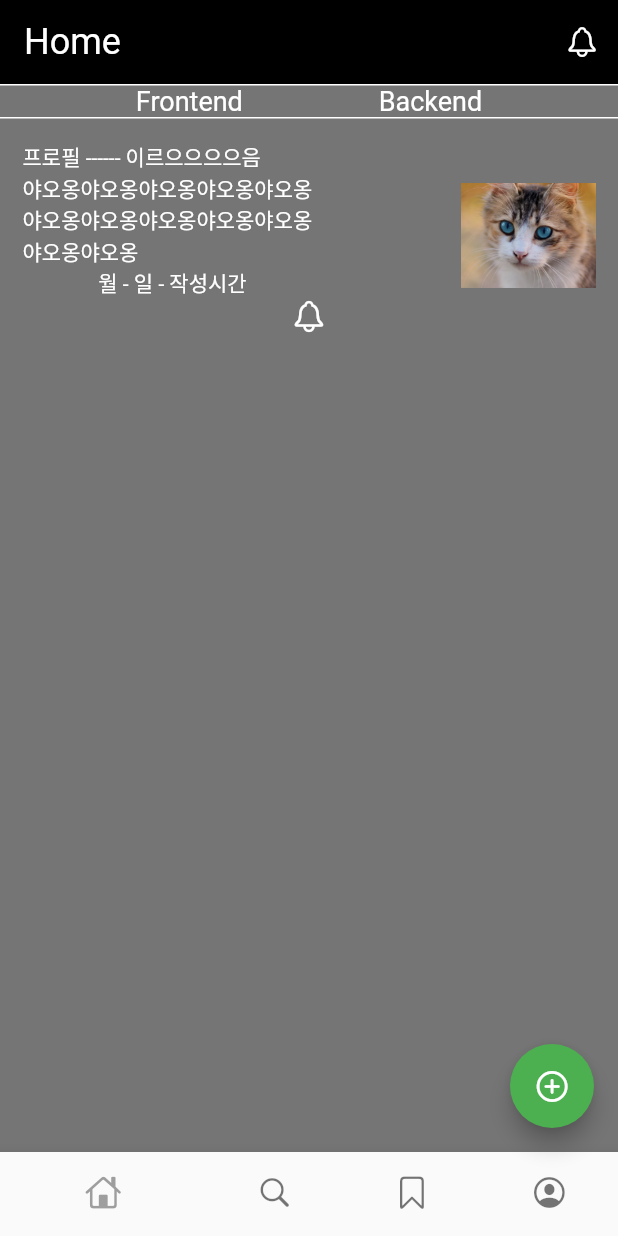
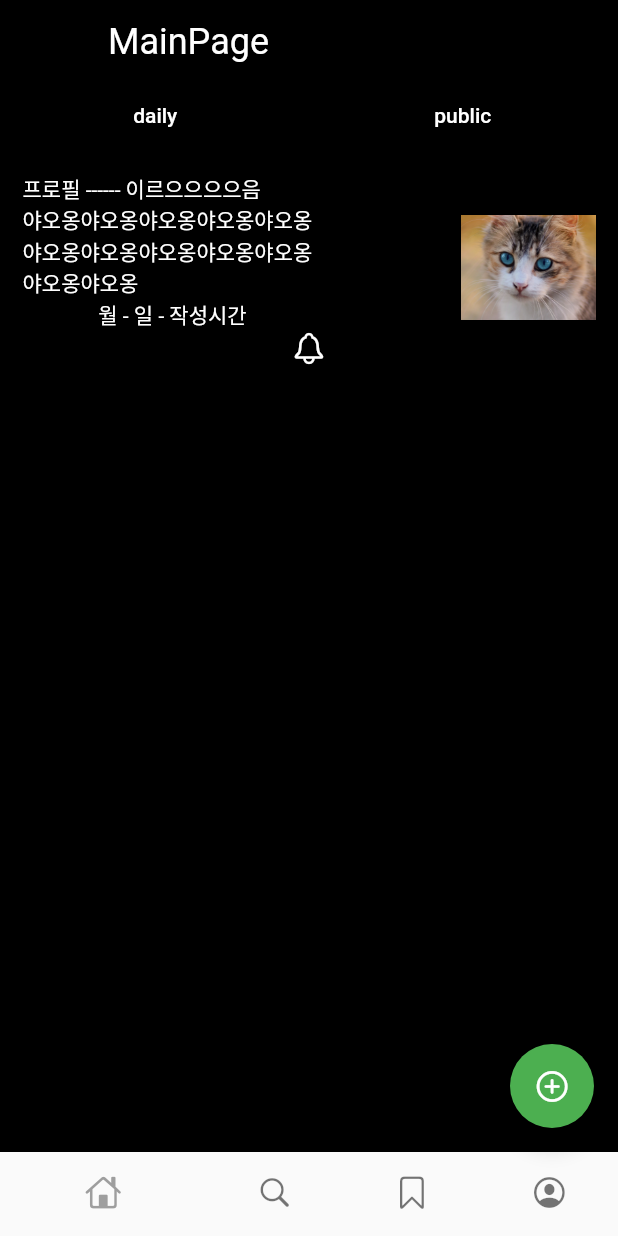
Before and after one commit to codingspecialist/flutter_midium_project_junghuk, a Flutter app: the MainPage screen opened directly, on a phone screen of 412 x 824 dp. Run offline on Flutter 3.47's test engine with Material 2 defaults, Android fonts, the phone set to English and light mode, and no system bars.

Commit message:
1209 수정Profile 부터

```diff
--- a/lib/main.dart
+++ b/lib/main.dart
@@ -1,6 +1,15 @@
+import 'package:flutter/cupertino.dart';
 import 'package:flutter/material.dart';
-import 'package:flutter_midium_project/pages/home_page.dart';
+import 'package:flutter_midium_project/components/post/post_text_view.dart';
+import 'package:flutter_midium_project/components/post/post_view.dart';
+import 'package:flutter_midium_project/components/post/text_page.dart';
+import 'package:flutter_midium_project/pages/explore_page.dart';
+import 'package:flutter_midium_project/home_page.dart';
+import 'package:flutter_midium_project/pages/join_page.dart';
+import 'package:flutter_midium_project/pages/login_page.dart';
 import 'package:flutter_midium_project/pages/main_page.dart';
+import 'package:flutter_midium_project/pages/profile_page.dart';
+import 'package:flutter_midium_project/pages/your_page.dart';
 
 void main() {
   runApp(const MyApp());
@@ -24,7 +33,7 @@ class MyApp extends StatelessWidget {
           iconTheme: IconThemeData(color: Colors.black),
         ),
       ),
-      home: MainPage(),
+      home: YourPage(),
     );
   }
 }
--- /dev/null
+++ b/lib/models/size.dart
@@ -0,0 +1,4 @@
+const double small_gap = 5.0;
+const double medium_gap = 10.0;
+const double large_gap = 20.0;
+const double xlarge_gap = 100.0;
--- a/lib/pages/main_page.dart
+++ b/lib/pages/main_page.dart
@@ -1,57 +1,86 @@
 import 'package:flutter/cupertino.dart';
 import 'package:flutter/material.dart';
-import 'package:flutter_midium_project/pages/post/post_view.dart';
+import 'package:flutter_midium_project/components/post/post_view.dart';
 
 class MainPage extends StatefulWidget {
   const MainPage({Key? key}) : super(key: key);
 
   @override
-  State<MainPage> createState() => _MainPageState();
+  _TabPageState createState() => _TabPageState();
 }
 
-class _MainPageState extends State<MainPage> {
+class _TabPageState extends State<MainPage> with TickerProviderStateMixin {
+  late TabController _tabController;
+  int _selectedIndex = 0;
+
+  @override
+  void initState() {
+    _tabController = TabController(
+      length: 2,
+      vsync: this, //vsync에 this 형태로 전달해야 애니메이션이 정상 처리됨
+    );
+    super.initState();
+  }
+
+  void _onItemTapped(int index) {
+    setState(() {
+      _selectedIndex = index;
+    });
+  }
+
   @override
   Widget build(BuildContext context) {
     return Scaffold(
-      backgroundColor: Colors.black54,
       appBar: AppBar(
-        title: Text("Home"),
-        actions: [
-          IconButton(
-            icon: Icon(
-              CupertinoIcons.bell,
-              size: 23,
-              color: Colors.white,
-            ),
-            onPressed: () {},
-          ),
-        ],
+        title: Text(
+          'MainPage',
+        ),
       ),
       body: Column(
         children: [
           Container(
             decoration: BoxDecoration(
-              border: Border(
-                bottom: BorderSide(color: Colors.white),
-                top: BorderSide(color: Colors.white),
-              ),
+              color: Colors.black,
+              border: Border.all(),
             ),
-            child: Row(
-              mainAxisAlignment: MainAxisAlignment.spaceEvenly,
-              crossAxisAlignment: CrossAxisAlignment.center,
+            child: TabBar(
+              tabs: [
+                Container(
+                  height: 40,
+                  alignment: Alignment.center,
+                  child: Text(
+                    'daily',
+                  ),
+                ),
+                Container(
+                  height: 40,
+                  alignment: Alignment.center,
+                  child: Text(
+                    'public',
+                  ),
+                ),
+              ],
+              indicator: BoxDecoration(),
+              labelColor: Colors.white,
+              unselectedLabelColor: Colors.white,
+              controller: _tabController,
+            ),
+          ),
+          Expanded(
+            child: TabBarView(
+              controller: _tabController,
               children: [
-                Text(
-                  "Frontend",
-                  style: TextStyle(color: Colors.white, fontSize: 18),
+                Container(
+                  color: Colors.black,
+                  child: (PostView()),
                 ),
-                Text(
-                  "Backend",
-                  style: TextStyle(color: Colors.white, fontSize: 18),
+                Container(
+                  color: Colors.black,
+                  child: (PostView()),
                 ),
               ],
             ),
           ),
-          PostView(),
         ],
       ),
       bottomNavigationBar: BottomNavigationBar(
@@ -61,9 +90,6 @@ class _MainPageState extends State<MainPage> {
         backgroundColor: Colors.black,
         selectedItemColor: Colors.grey,
         unselectedItemColor: Colors.black54,
-        onTap: (index) {
-          setState(() {});
-        },
 
         items: [
           BottomNavigationBarItem(
@@ -83,9 +109,16 @@ class _MainPageState extends State<MainPage> {
             label: " ",
           ),
         ],
+        currentIndex: _selectedIndex,
+        onTap: _onItemTapped,
       ),
       floatingActionButton: FloatingActionButton(
-        onPressed: () {},
+        onPressed: () {
+          Navigator.push(
+            context,
+            MaterialPageRoute(builder: (context) => TextField()),
+          );
+        },
         backgroundColor: Colors.green,
         child: Icon(
           CupertinoIcons.plus_circle,
@@ -95,3 +128,19 @@ class _MainPageState extends State<MainPage> {
     );
   }
 }
+
+AppBar _buildAppBar() {
+  return AppBar(
+    title: Text("Home"),
+    actions: [
+      IconButton(
+        icon: Icon(
+          CupertinoIcons.bell,
+          size: 23,
+          color: Colors.white,
+        ),
+        onPressed: () {},
+      ),
+    ],
+  );
+}
```
Also changed, not shown: lib/components/custom_form.dart (added, +30 -0 lines), lib/components/custom_text_form_field.dart (added, +37 -0 lines), lib/components/join_custom_form.dart (added, +34 -0 lines), lib/components/post/post_text_view.dart (added, +47 -0 lines), lib/components/post/text_page.dart (renamed from lib/pages/post/text_page.dart, +7 -1 lines), lib/pages/explore_page.dart (+118 -0 lines), lib/pages/join_page.dart (added, +24 -0 lines), lib/pages/login_page.dart (added, +25 -0 lines), lib/pages/profile_page.dart (+29 -0 lines), lib/pages/your_page.dart (+130 -0 lines), lib/components/post/post_view.dart (renamed from lib/pages/post/post_view.dart), lib/home_page.dart (renamed from lib/pages/home_page.dart).
